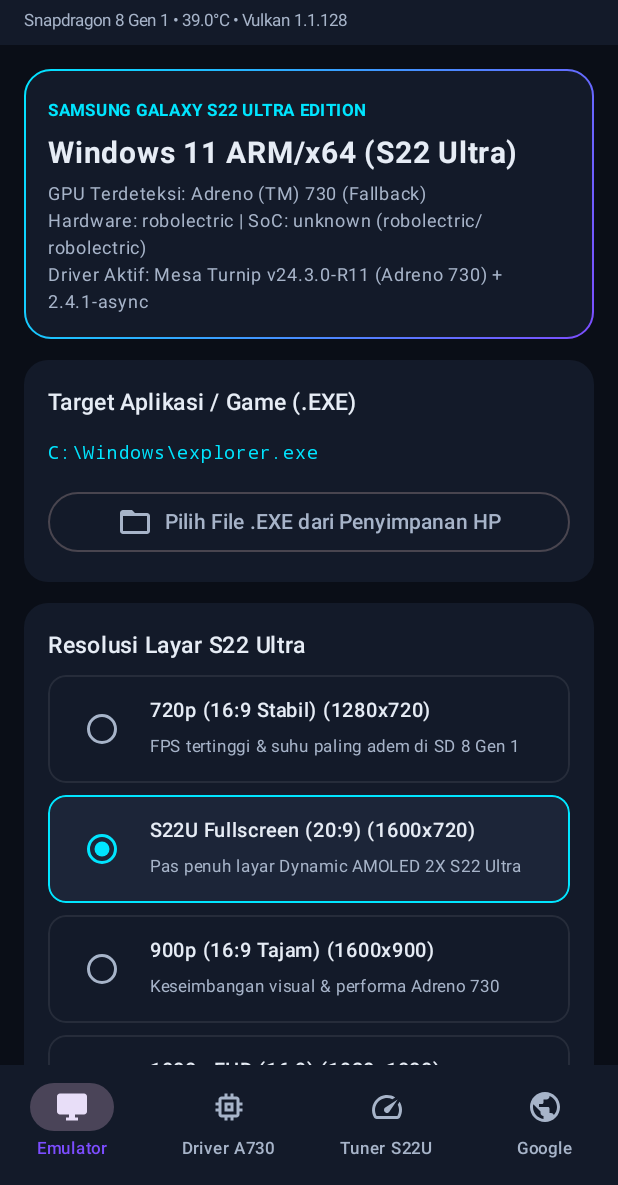
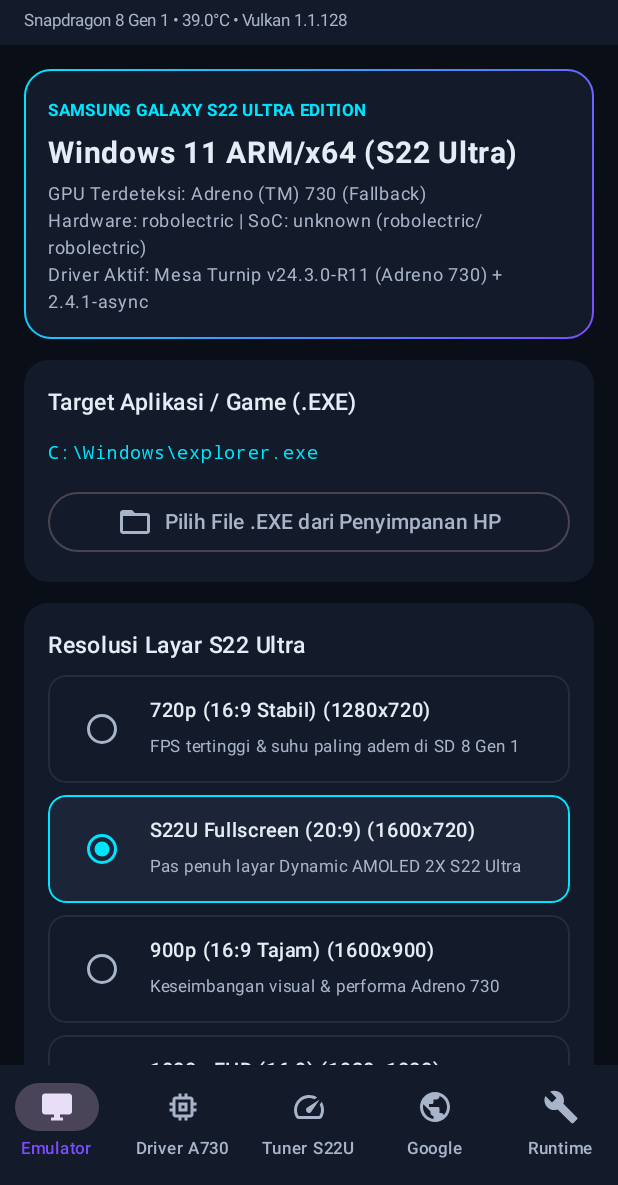
Before and after one commit to saputra141/90-fps, an Android app built with Jetpack Compose: the screen it shows after launch (MainActivity), on a phone screen of 412 x 824 dp, the part 51-1236 px from its top. Run offline under Robolectric (Android 15) with nearby library versions, the phone set to English and light mode, and no system bars; 1 statement that could not run was skipped.

Commit message:
Add runtime manager navigation and backend selection

```diff
--- a/app/src/main/java/com/s22winemu/app/ui/S22WinEmuApp.kt
+++ b/app/src/main/java/com/s22winemu/app/ui/S22WinEmuApp.kt
@@ -53,6 +53,7 @@ fun S22WinEmuApp(repository: DriverRepository) {
     val scope = rememberCoroutineScope()
 
     var selectedTab by remember { mutableIntStateOf(0) }
+    var selectedBackend by remember { mutableStateOf(RuntimeBackend.WINE_BOX64) }
     val drivers by repository.drivers.collectAsState()
     val downloadState by repository.downloadState.collectAsState()
 
@@ -177,6 +178,12 @@ fun S22WinEmuApp(repository: DriverRepository) {
                     icon = { Icon(Icons.Default.Public, contentDescription = null) },
                     label = { Text("Google", fontSize = 11.sp) }
                 )
+                NavigationBarItem(
+                    selected = selectedTab == 4,
+                    onClick = { selectedTab = 4 },
+                    icon = { Icon(Icons.Default.Build, contentDescription = null) },
+                    label = { Text("Runtime", fontSize = 11.sp) }
+                )
             }
         }
     ) { padding ->
@@ -221,7 +228,8 @@ fun S22WinEmuApp(repository: DriverRepository) {
                             selectedDxvk = dxvk,
                             selectedBox64 = box64,
                             driverRootPath = repository.driversDir.absolutePath,
-                            winePrefixPath = repository.winePrefixDir.absolutePath
+                            winePrefixPath = repository.winePrefixDir.absolutePath,
+                            runtimeBackend = selectedBackend
                         )
 
                         val intent = Intent(context, DisplayActivity::class.java).apply {
@@ -232,6 +240,7 @@ fun S22WinEmuApp(repository: DriverRepository) {
                             putExtra("turnip_name", turnip?.name ?: "Mesa Turnip Adreno 730")
                             putExtra("dxvk_name", dxvk?.name ?: "DXVK 2.4.1")
                             putExtra("profile_title", container.profile.title)
+                            putExtra("runtime_backend", selectedBackend.name)
                             putExtra("cpu_mask", container.profile.cpuAffinityMask)
                             putStringArrayListExtra(
                                 "env_pairs",
@@ -284,6 +293,11 @@ fun S22WinEmuApp(repository: DriverRepository) {
                             Toast.LENGTH_SHORT
                         ).show()
                     }
+                )
+
+                4 -> RuntimeManagerScreen(
+                    selectedBackend = selectedBackend,
+                    onBackendSelected = { selectedBackend = it }
                 )
 
                 3 -> GoogleDriverBrowserScreen(
```
